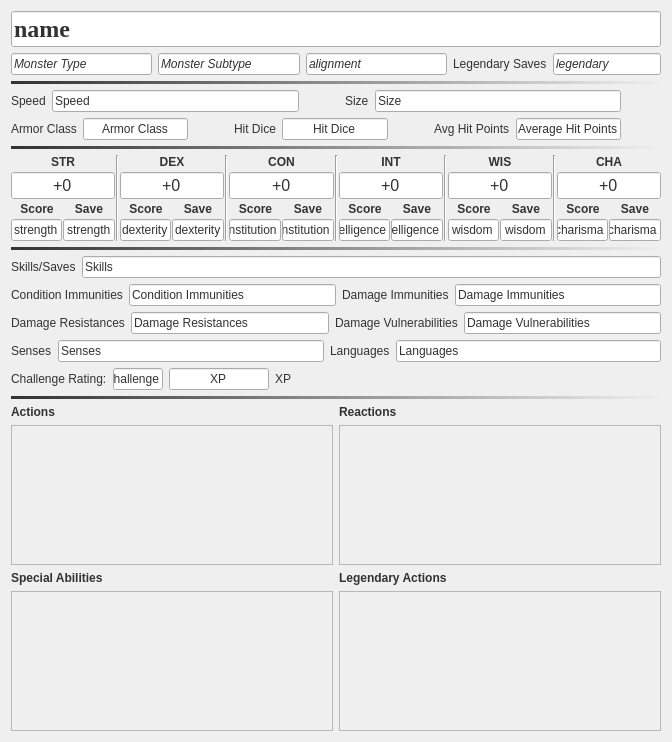
First picture: the form in DMHelper/src/resources/ui/monster5e.ui, repository MMetze/DMHelper, before the edit.
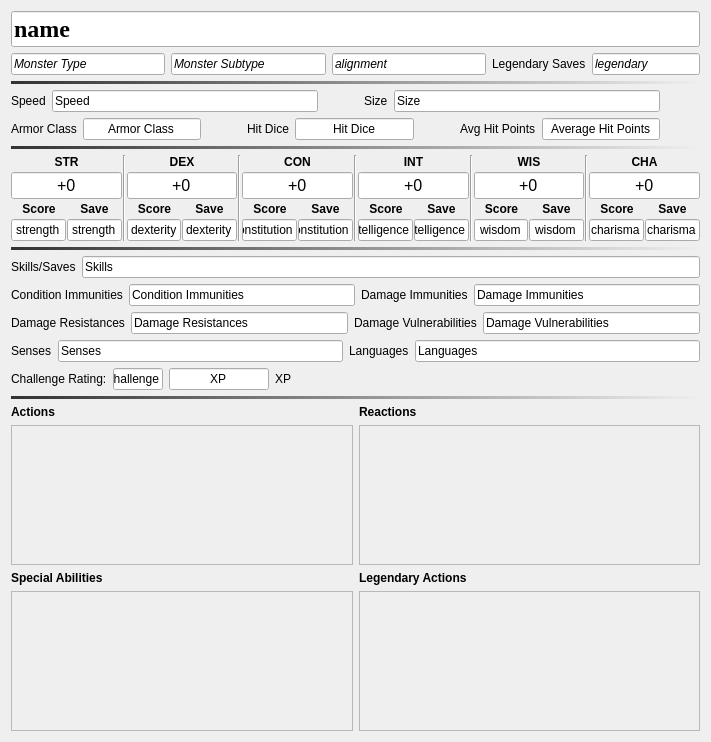
Second picture: the form after the edit. Icons and pictures are not drawn.

Diff of the .ui file:
```diff
--- a/DMHelper/src/resources/ui/monster5e.ui
+++ b/DMHelper/src/resources/ui/monster5e.ui
@@ -6,13 +6,12 @@
    <rect>
     <x>0</x>
     <y>0</y>
-    <width>672</width>
+    <width>711</width>
     <height>742</height>
    </rect>
   </property>
   <property name="styleSheet">
-   <string notr="true">background-image: url(:/img/data/parchment.jpg);
-color: rgb(50, 50, 50);</string>
+   <string notr="true">background-image: url(:/img/data/parchment.jpg);</string>
   </property>
   <layout class="QVBoxLayout" name="verticalLayout_9" stretch="0,0,0,0,0,0,0,0,0,0,0,0,0,0,10,10">
    <item>
@@ -1431,8 +1430,8 @@
            <rect>
             <x>0</x>
             <y>0</y>
-            <width>319</width>
-            <height>111</height>
+            <width>339</width>
+            <height>128</height>
            </rect>
           </property>
          </widget>
@@ -1470,8 +1469,8 @@
            <rect>
             <x>0</x>
             <y>0</y>
-            <width>319</width>
-            <height>111</height>
+            <width>338</width>
+            <height>128</height>
            </rect>
           </property>
          </widget>
@@ -1513,8 +1512,8 @@
            <rect>
             <x>0</x>
             <y>0</y>
-            <width>319</width>
-            <height>111</height>
+            <width>339</width>
+            <height>127</height>
            </rect>
           </property>
          </widget>
@@ -1552,8 +1551,8 @@
            <rect>
             <x>0</x>
             <y>0</y>
-            <width>319</width>
-            <height>111</height>
+            <width>338</width>
+            <height>127</height>
            </rect>
           </property>
          </widget>
```
Left out of the diff: 130 changed lines with no effect on the pictures.
